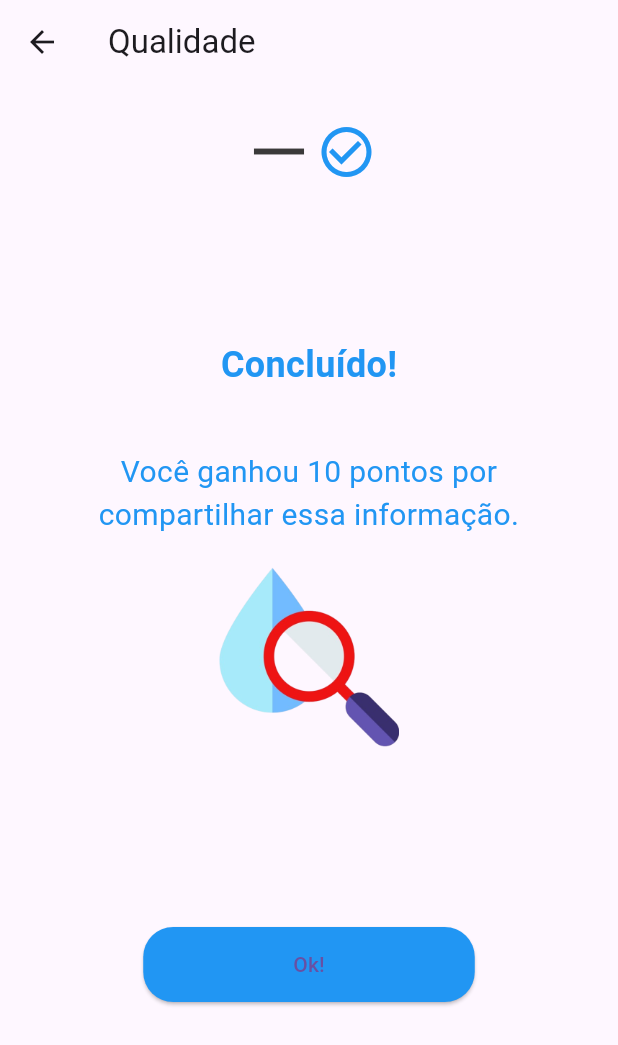
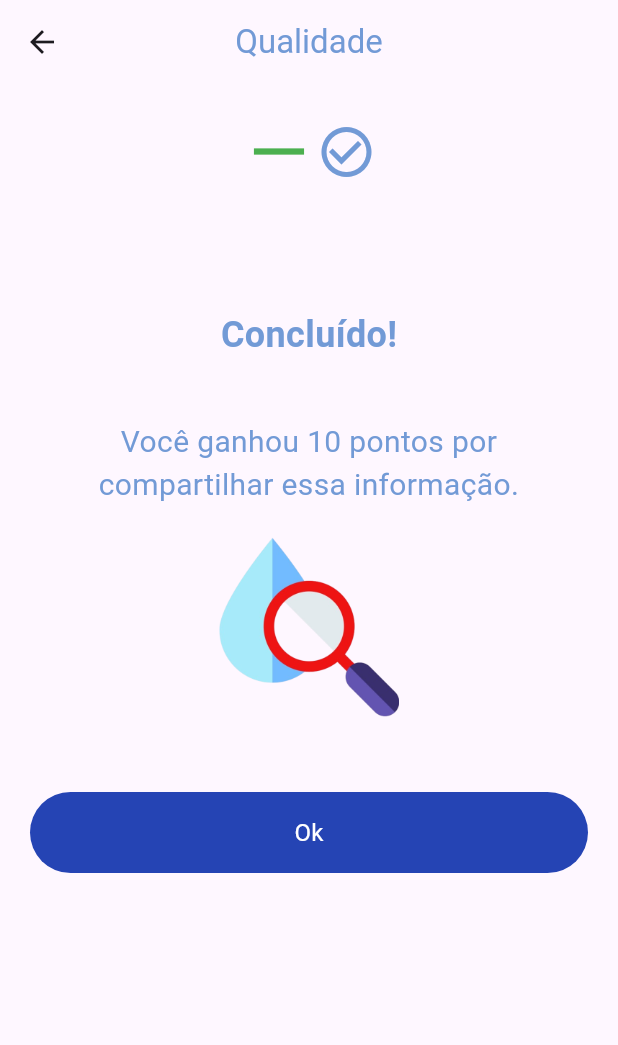
Before and after one commit to Iagolealfa/Aqua-Conecta, a Flutter app: the ReportQualidade screen opened by its route, after a tap on "Enviar", on a phone screen of 412 x 824 dp. Shown: the top 1045 px of the screen. Run offline on Flutter 3.47's test engine with Material 3 defaults, Android fonts, the phone set to English and light mode, and no system bars; our stand-ins replace cloud_firestore, firebase_auth, firebase_core, firebase_storage, geocoding, geolocator and 2 more; missing offline and left inert: flutter_email_sender; accounts and stored records are empty; generated files the repository leaves out were written again.

Commit message:
fix: correção de bug + melhorias- tela de qualidade

```diff
--- a/aqua_conecta/lib/views/report_qualidade.dart
+++ b/aqua_conecta/lib/views/report_qualidade.dart
@@ -8,6 +8,7 @@ import 'package:provider/provider.dart';
 import 'report_qualidade_2.dart';
 import '../view_models/location_controller.dart';
 import '../services/location_geocoder.dart';
+import 'package:aqua_conecta/components/large_button.dart';
 
 class ReportQualidade extends StatefulWidget {
   @override
@@ -109,7 +110,12 @@ class _ReportQualidadeState extends State<ReportQualidade> {
   Widget build(BuildContext context) {
     return Scaffold(
       appBar: AppBar(
-        title: Text('Qualidade da Água'),
+        title: Text('Qualidade da Água',style: TextStyle(
+          color: Color.fromARGB(255, 114, 154, 214),
+        ),
+        ),
+        centerTitle: true,
+
       ),
       body: Padding(
         padding: const EdgeInsets.all(16.0),
@@ -119,21 +125,23 @@ class _ReportQualidadeState extends State<ReportQualidade> {
             Row(
               mainAxisAlignment: MainAxisAlignment.center,
               children: [
-                Icon(Icons.location_on, size: 50, color: Colors.blue),
+                Icon(Icons.location_on, size: 50, color: Color.fromARGB(255, 114, 154, 214)),
                 Icon(Icons.horizontal_rule, size: 50, color: Colors.grey),
               ],
             ),
             Text(
               'Adicione uma foto e selecione o(s) problema(s)',
-              style: TextStyle(fontSize: 18, fontWeight: FontWeight.bold),
+              style: TextStyle(fontSize: 18, fontWeight: FontWeight.bold,
+                  color: Color.fromARGB(255, 114, 154, 214)),
             ),
+
             SizedBox(height: 25),
             Center(
               child: GestureDetector(
                 onTap: _pickImage,
                 child: Column(
                   children: [
-                    Icon(Icons.camera_alt, size: 100, color: Colors.blue),
+                    Icon(Icons.camera_alt, size: 100, color: Color.fromARGB(255, 114, 154, 214)),
                     Text('Foto'),
                   ],
                 ),
@@ -145,7 +153,7 @@ class _ReportQualidadeState extends State<ReportQualidade> {
                 child: Image.file(
                   _image!,
                   width: 200,
-                  height: 200,
+                  height: 70,
                 ),
               ),
             CheckboxListTile(
@@ -175,13 +183,15 @@ class _ReportQualidadeState extends State<ReportQualidade> {
                 });
               },
             ),
-            SizedBox(height: 20),
+            SizedBox(height: 10),
             Center(
-              child: ElevatedButton(
+              child:
+              LargeButton(
+                texto: 'Enviar',
                 onPressed: () {
                   _handleClick(context); // Envia os dados ao clicar no botão
-                },
-                child: Text('Enviar'),
+                }
+                ,
               ),
             ),
           ],
--- a/aqua_conecta/lib/views/report_qualidade_2.dart
+++ b/aqua_conecta/lib/views/report_qualidade_2.dart
@@ -1,11 +1,15 @@
 import 'package:flutter/material.dart';
+import 'package:aqua_conecta/components/large_button.dart';
 
 class ConcluidoScreen extends StatelessWidget {
   @override
   Widget build(BuildContext context) {
     return Scaffold(
       appBar: AppBar(
-        title: Text('Qualidade'),
+        title: Text('Qualidade',
+        style: TextStyle(
+        color: Color.fromARGB(255, 114, 154, 214))),
+        centerTitle: true,
         automaticallyImplyLeading: false, // Remove o botão de voltar padrão
         leading: IconButton(
           icon: Icon(Icons.arrow_back),
@@ -28,21 +32,21 @@ class ConcluidoScreen extends StatelessWidget {
               mainAxisAlignment: MainAxisAlignment.center,
               children: [
                 Icon(Icons.horizontal_rule,
-                    size: 50, color: Color.fromARGB(254, 58, 57, 57)),
+                    size: 50, color: Colors.green),
                 Icon(
                   Icons.check_circle_outline,
-                  color: Colors.blue,
+                  color: Color.fromARGB(255, 114, 154, 214),
                   size: 40,
                 ),
               ],
             ),
-            SizedBox(height: 100),
+            SizedBox(height: 80),
             Text(
               'Concluído!',
               style: TextStyle(
                 fontSize: 24,
                 fontWeight: FontWeight.bold,
-                color: Colors.blue,
+                color: Color.fromARGB(255, 114, 154, 214),
               ),
             ),
             SizedBox(height: 40),
@@ -51,7 +55,7 @@ class ConcluidoScreen extends StatelessWidget {
               textAlign: TextAlign.center,
               style: TextStyle(
                 fontSize: 20,
-                color: Colors.blue,
+                color: Color.fromARGB(255, 114, 154, 214),
               ),
             ),
             SizedBox(height: 20),
@@ -60,23 +64,17 @@ class ConcluidoScreen extends StatelessWidget {
               height: 120,
               width: 120,
             ),
-            SizedBox(height: 120),
-            ElevatedButton(
+            SizedBox(height: 50),
+            LargeButton(
+              texto: 'Ok',
               onPressed: () {
                 Navigator.pushNamedAndRemoveUntil(
                   context,
                   '/home',
-                  (Route<dynamic> route) => false,
-                );
-              },
-              child: Text('Ok!'),
-              style: ElevatedButton.styleFrom(
-                padding: EdgeInsets.symmetric(horizontal: 100, vertical: 15),
-                backgroundColor: Colors.blue,
-                shape: RoundedRectangleBorder(
-                  borderRadius: BorderRadius.circular(20),
-                ),
-              ),
+                      (Route<dynamic> route) => false,
+                ); // Envia os dados ao clicar no botão
+              }
+              ,
             ),
           ],
         ),
```
